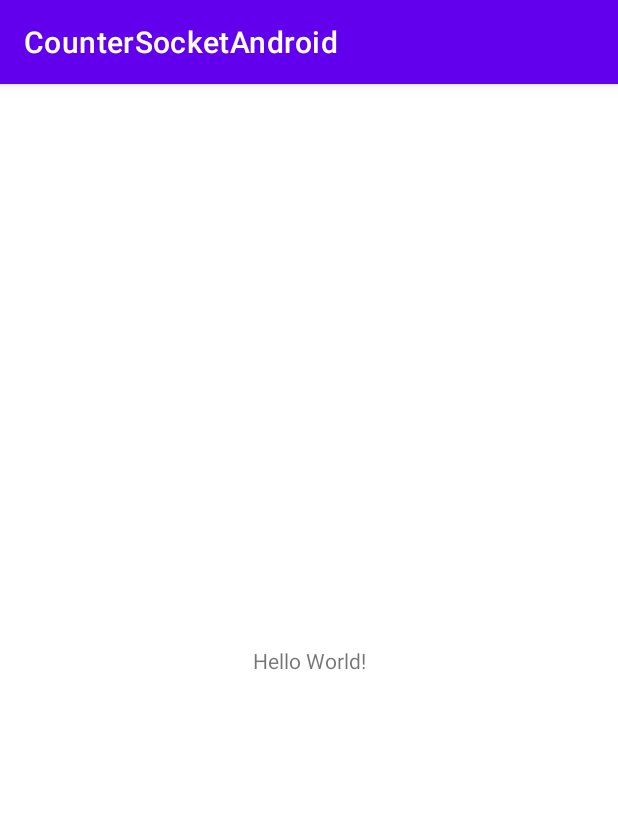
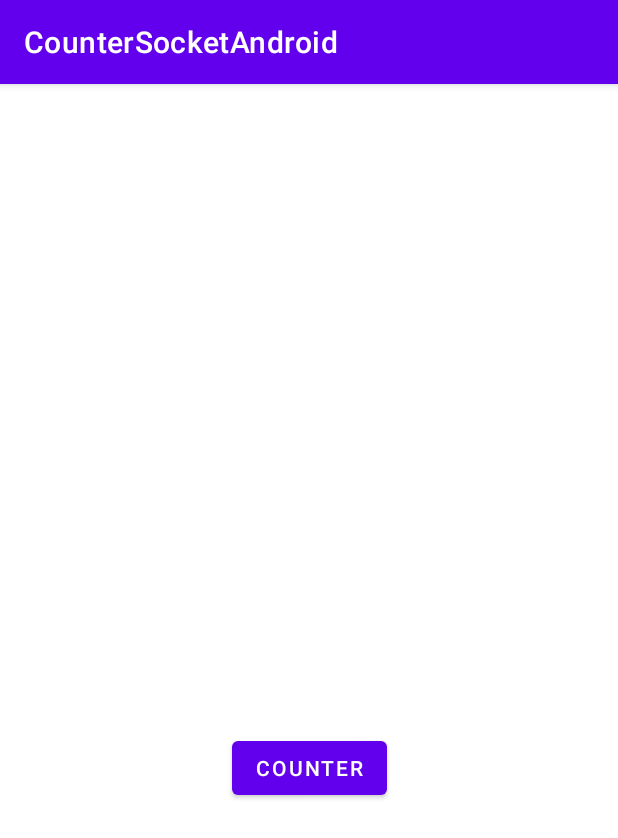
Before and after one commit to arriyam/CounterSocketAndroid, an Android app: the screen it shows after launch (MainActivity), on a phone screen of 412 x 824 dp. Shown: the top 838 px of the screen. Run offline under Robolectric (Android 15) with nearby library versions, the phone set to English and light mode, and no system bars.

Commit message:
Creating a Button and TextView

```diff
--- a/app/src/main/java/com/arriyam/countersocketandroid/MainActivity.kt
+++ b/app/src/main/java/com/arriyam/countersocketandroid/MainActivity.kt
@@ -2,10 +2,19 @@ package com.arriyam.countersocketandroid
 
 import androidx.appcompat.app.AppCompatActivity
 import android.os.Bundle
+import android.widget.Button
+import android.widget.TextView
 
 class MainActivity : AppCompatActivity() {
     override fun onCreate(savedInstanceState: Bundle?) {
         super.onCreate(savedInstanceState)
         setContentView(R.layout.activity_main)
+
+        val counterBtn = findViewById<Button>(R.id.counterBtn)
+        val countTextView = findViewById<TextView>(R.id.countTextView)
+
+        counterBtn.setOnClickListener{
+
+        }
     }
 }
--- a/app/src/main/res/layout/activity_main.xml
+++ b/app/src/main/res/layout/activity_main.xml
@@ -1,18 +1,32 @@
 <?xml version="1.0" encoding="utf-8"?>
-<androidx.constraintlayout.widget.ConstraintLayout xmlns:android="http://schemas.android.com/apk/res/android"
+<androidx.constraintlayout.widget.ConstraintLayout
+    xmlns:android="http://schemas.android.com/apk/res/android"
     xmlns:app="http://schemas.android.com/apk/res-auto"
     xmlns:tools="http://schemas.android.com/tools"
     android:layout_width="match_parent"
     android:layout_height="match_parent"
     tools:context=".MainActivity">
 
-    <TextView
+    <Button
+        android:id="@+id/counterBtn"
         android:layout_width="wrap_content"
         android:layout_height="wrap_content"
-        android:text="Hello World!"
+        android:text="counter"
         app:layout_constraintBottom_toBottomOf="parent"
-        app:layout_constraintLeft_toLeftOf="parent"
-        app:layout_constraintRight_toRightOf="parent"
-        app:layout_constraintTop_toTopOf="parent" />
+        app:layout_constraintEnd_toEndOf="parent"
+        app:layout_constraintStart_toStartOf="parent"
+        app:layout_constraintTop_toTopOf="parent"
+        app:layout_constraintVertical_bias="0.6" />
+
+    <TextView
+        android:id="@+id/countTextView"
+        android:layout_width="wrap_content"
+        android:layout_height="wrap_content"
+        android:text=""
+        app:layout_constraintBottom_toBottomOf="parent"
+        app:layout_constraintEnd_toEndOf="parent"
+        app:layout_constraintStart_toStartOf="parent"
+        app:layout_constraintTop_toTopOf="parent"
+        app:layout_constraintVertical_bias="0.32999998" />
 
 </androidx.constraintlayout.widget.ConstraintLayout>
```
